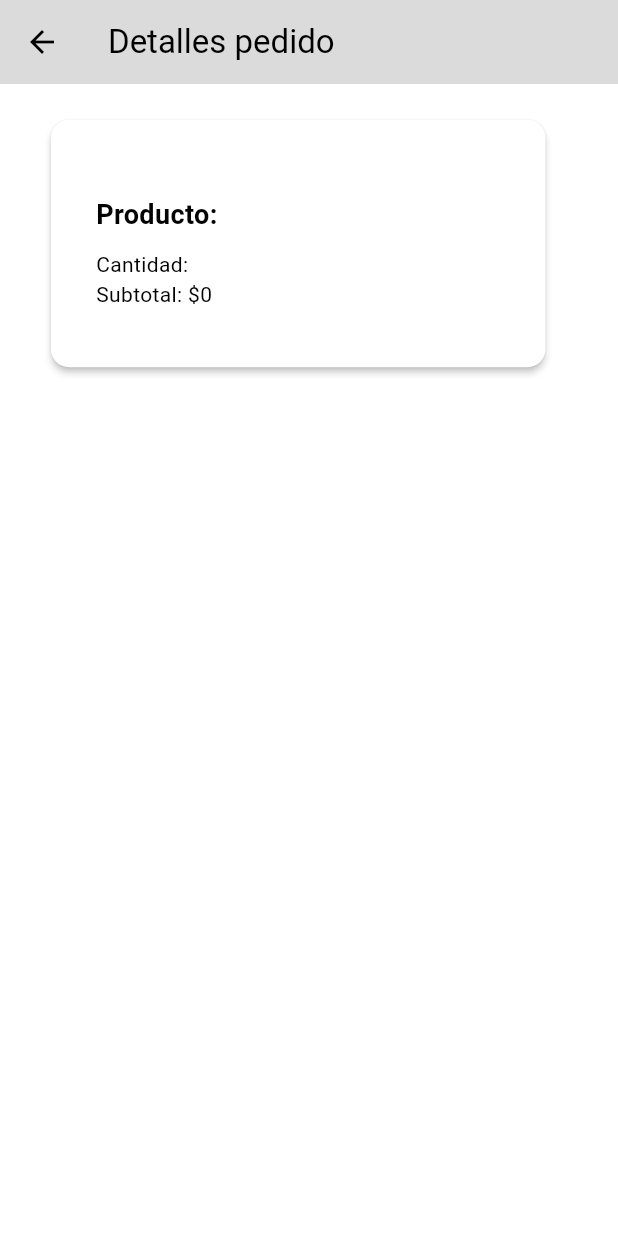
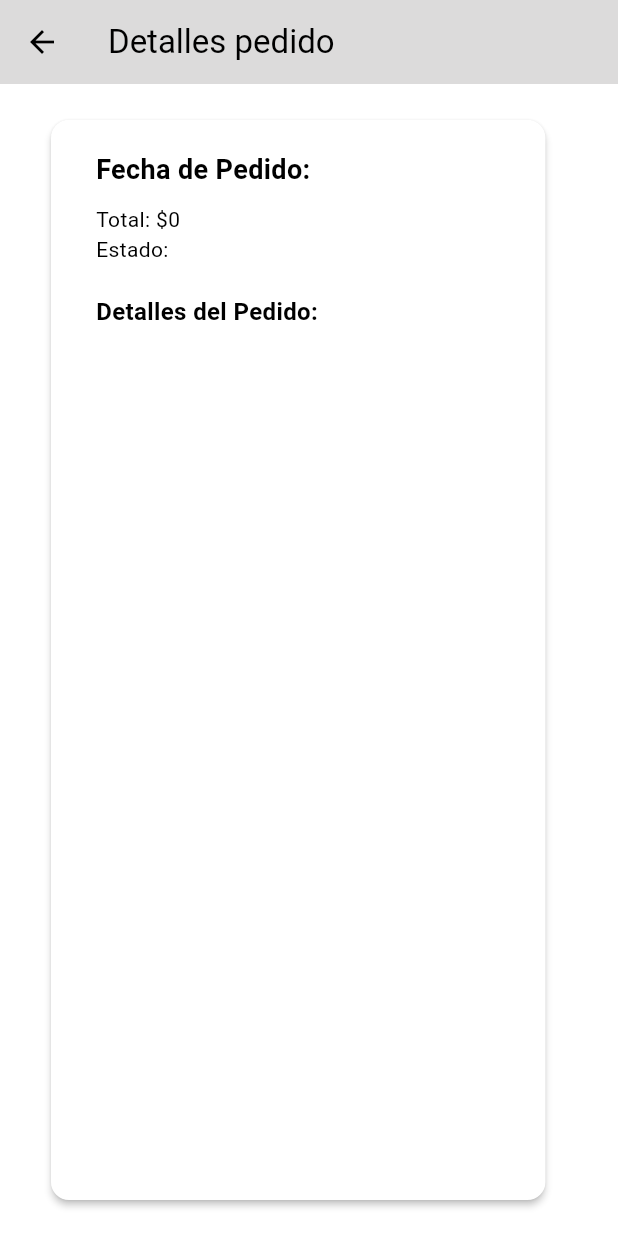
Before and after one commit to NeiHiguita/fugaz_movil, a Flutter app: the detalles screen opened directly with empty values, on a phone screen of 412 x 824 dp. Run offline on Flutter 3.47's test engine with Material 3 defaults, Android fonts, the phone set to English and light mode, and no system bars; our stand-ins replace shared_preferences; missing offline and left inert: mailer; accounts and stored records are empty; network calls fail.

Commit message:
modified:   lib/SecondPage.dart modified:   lib/main.dart modified:   macos/Flutter/GeneratedPluginRegistrant.swift modified:   pubspec.lock modified:   pubspec.yaml

```diff
--- a/lib/SecondPage.dart
+++ b/lib/SecondPage.dart
@@ -4,6 +4,7 @@ import 'TerceraRuta.dart';
 import 'CuartaRuta.dart';
 import 'package:http/http.dart' as http;
 import 'dart:convert';
+import 'package:shared_preferences/shared_preferences.dart';
 
 class pedidos extends StatefulWidget {
   const pedidos({Key? key}) : super(key: key);
@@ -33,6 +34,7 @@ class _pedidosState extends State<pedidos> {
       });
     });
   }
+
   List<dynamic> _pedidos = [];
 
   @override
@@ -42,12 +44,19 @@ class _pedidosState extends State<pedidos> {
   }
 
   Future<void> _fetchPedidos() async {
-    final apiUrl = 'https://apibackend-0m1w.onrender.com/api/venta'; // Cambia por tu URL de la API
+    SharedPreferences prefs = await SharedPreferences.getInstance();
+    final String userId = prefs.getString('userId') ?? '';
 
+    final apiUrl = 'https://apibackend-0m1w.onrender.com/api/venta';
     final response = await http.get(Uri.parse(apiUrl));
+
     if (response.statusCode == 200) {
+      final List<dynamic> allPedidos = json.decode(response.body);
+      final List<dynamic> filteredPedidos =
+          allPedidos.where((pedido) => pedido['IdUser'] == userId).toList();
+
       setState(() {
-        _pedidos = json.decode(response.body);
+        _pedidos = filteredPedidos;
       });
     } else {
       throw Exception('Error al cargar las compras');
@@ -122,8 +131,6 @@ class _pedidosState extends State<pedidos> {
                                       Color.fromARGB(255, 255, 255, 255),
                                 ),
                                 child: Text('Ver Detalles'),
-
-
                               ),
                             ],
                           ),
@@ -216,27 +223,55 @@ class detalles extends StatelessWidget {
         title: Text('Detalles pedido'),
       ),
       body: Container(
-        margin: EdgeInsets.symmetric(horizontal: 30, vertical: 20,),
+        margin: EdgeInsets.symmetric(
+          horizontal: 30,
+          vertical: 20,
+        ),
         child: Card(
           elevation: 2,
           child: Container(
-            padding: EdgeInsets.symmetric(horizontal: 30, vertical: 50),
+            padding: EdgeInsets.symmetric(horizontal: 30, vertical: 20),
             width: MediaQuery.of(context).size.width * 0.8,
-            height: MediaQuery.of(context).size.height * 0.2,
             child: Column(
               crossAxisAlignment: CrossAxisAlignment.start,
               children: [
                 Text(
-                  'Producto: ${pedido['producto']}',
+                  'Fecha de Pedido: ${pedido['date_order']}',
                   style: TextStyle(
                     fontSize: 18,
                     fontWeight: FontWeight.bold,
                   ),
                 ),
                 SizedBox(height: 10),
-                Text('Cantidad: ${pedido['cantidad']}'),
-                Text('Subtotal: \$${pedido['subtotal']}'),
+                Text('Total: \$${pedido['sale_price']}'),
+                Text('Estado: ${pedido['order_status']}'),
+                SizedBox(height: 20),
+                Text(
+                  'Detalles del Pedido:',
+                  style: TextStyle(
+                    fontSize: 16,
+                    fontWeight: FontWeight.bold,
+                  ),
+                ),
                 SizedBox(height: 10),
+                ListView.builder(
+                  shrinkWrap: true,
+                  itemCount: pedido['detalles_venta'].length,
+                  itemBuilder: (context, index) {
+                    final detalle = pedido['detalles_venta'][index];
+                    return Column(
+                      crossAxisAlignment: CrossAxisAlignment.start,
+                      children: [
+                        Text('Producto: ${detalle['producto']}'),
+                        Text('Cantidad: ${detalle['cantidad']}'),
+                        Text('Subtotal: \$${detalle['subtotal']}'),
+                        SizedBox(height: 10),
+                        Divider(),
+                        SizedBox(height: 10),
+                      ],
+                    );
+                  },
+                ),
               ],
             ),
           ),
--- a/lib/main.dart
+++ b/lib/main.dart
@@ -5,7 +5,7 @@ import 'package:mailer/smtp_server/gmail.dart';
 import 'package:http/http.dart' as http;
 import 'dart:math';
 import 'package:fugaz_movil/SecondPage.dart';
-
+import 'package:shared_preferences/shared_preferences.dart';
 void main() {
   runApp(const MyApp());
 }
@@ -151,7 +151,6 @@ class _MyHomePageState extends State<MyHomePage> {
     final String email = _emailController.text;
     final String password = _password;
 
-                    // Aquí debes realizar la solicitud a tu API para verificar los datos
     final apiUrl =
         'https://apibackend-0m1w.onrender.com/api/user';
     final response = await http.get(Uri.parse(apiUrl));
@@ -169,7 +168,13 @@ class _MyHomePageState extends State<MyHomePage> {
       }
 
       if (found) {
-                        // Si los datos son válidos, redirige a la página de pedidos
+        // Aquí necesitamos guardar el ID del usuario en SharedPreferences
+        SharedPreferences prefs = await SharedPreferences.getInstance();
+        final user = users.firstWhere(
+            (user) => user['correo'] == email && user['contraseña'] == password);
+        prefs.setString('userId', user['_id']); // Guardar el ID del usuario
+
+        // Redirigir a la página de pedidos
         Navigator.push(
           context,
           MaterialPageRoute(
@@ -177,19 +182,18 @@ class _MyHomePageState extends State<MyHomePage> {
           ),
         );
       } else {
-                        // Si los datos no son válidos, muestra un mensaje de error
         ScaffoldMessenger.of(context).showSnackBar(
           SnackBar(content: Text('Usuario o Contraseña incorrectos')),
         );
       }
     } else {
-                      // Manejar el error si la solicitud falla
       ScaffoldMessenger.of(context).showSnackBar(
         SnackBar(content: Text('Error al cargar los usuarios')),
       );
     }
   }
 },
+
                 child: Column(
                   mainAxisSize: MainAxisSize.min,
                   children: [
--- a/pubspec.yaml
+++ b/pubspec.yaml
@@ -37,6 +37,7 @@ dependencies:
   # Use with the CupertinoIcons class for iOS style icons.
   cupertino_icons: ^1.0.2
   http: ^0.13.6
+  shared_preferences: ^2.2.2
 
 dev_dependencies:
   flutter_test:
```
Also changed, not shown: pubspec.lock, 1 other file. Lines whose indentation alone changed are shown as unchanged.
